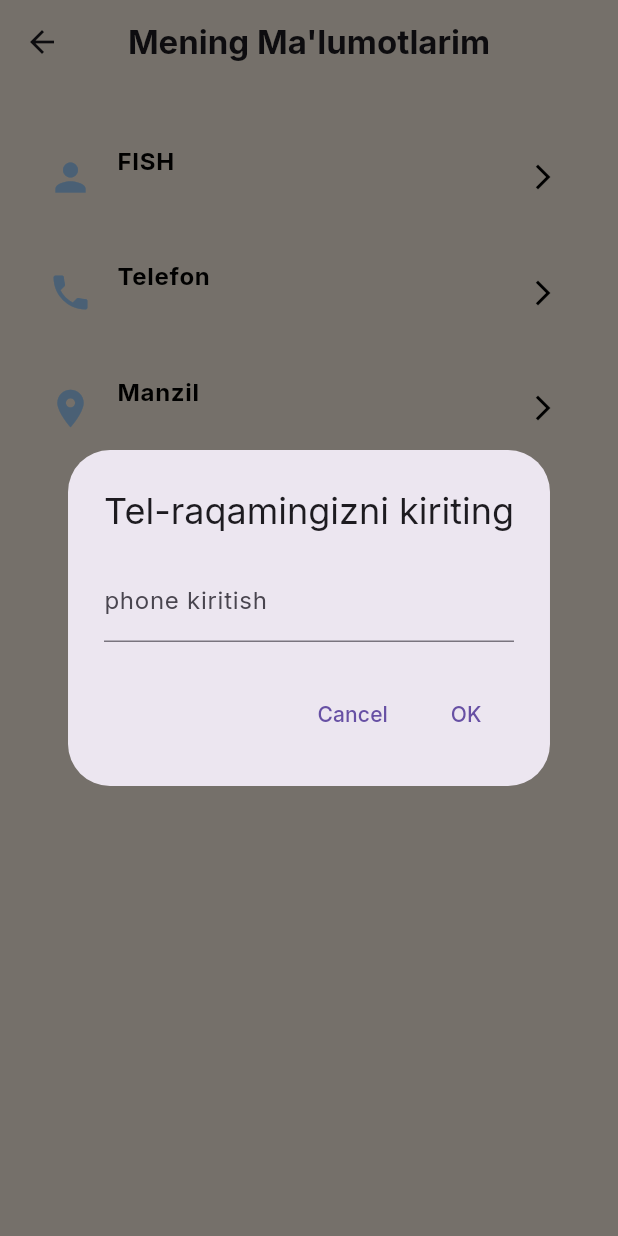
After one commit to MrXon7/onlinesavdo, a Flutter app: the AboutUser screen opened directly, after a tap on "Telefon", on a phone screen of 412 x 824 dp. The commit adds this screen. Run offline on Flutter 3.47's test engine with Material 3 defaults, Android fonts, the phone set to English and light mode, and no system bars; our stand-ins replace cloud_firestore, firebase_core, google_fonts, image_picker; accounts and stored records are empty.

Commit message:
Shaxsiy malumotlar yangilandi

```diff
--- /dev/null
+++ b/lib/presentation/pages/aboutUser.dart
@@ -0,0 +1,54 @@
+import 'package:flutter/material.dart';
+import 'package:google_fonts/google_fonts.dart';
+import 'package:online_savdo/presentation/providers/user_provider.dart';
+import 'package:online_savdo/presentation/widgets/shaxsiyListTile.dart';
+import 'package:online_savdo/presentation/widgets/showInputDialog.dart';
+import 'package:provider/provider.dart';
+
+class AboutUser extends StatelessWidget {
+  const AboutUser({super.key});
+
+  @override
+  Widget build(BuildContext context) {
+    final userProvider = Provider.of<UserProvider>(context);
+    final user = userProvider.user;
+    return Scaffold(
+      appBar: AppBar(
+        title: Text(
+          "Mening Ma'lumotlarim",
+          style: GoogleFonts.inter(fontWeight: FontWeight.bold),
+        ),
+        centerTitle: true,
+      ),
+      body: Padding(
+        padding: const EdgeInsets.all(16.0),
+        child: Column(
+          crossAxisAlignment: CrossAxisAlignment.start,
+          children: [
+            const SizedBox(height: 10),
+            ShaxsiyListTile(
+                title: "FISH",
+                subtitle: user!.name,
+                icon: Icons.person,
+                onTap: () =>
+                    ShowInputDialog(context, "name", "Ismingizni kiriting")),
+            const SizedBox(height: 5),
+            ShaxsiyListTile(
+                title: "Telefon",
+                subtitle: user.phone,
+                icon: Icons.phone,
+                onTap: () => ShowInputDialog(
+                    context, "phone", "Tel-raqamingizni kiriting")),
+            const SizedBox(height: 5),
+            ShaxsiyListTile(
+                title: "Manzil ",
+                subtitle: user.address,
+                icon: Icons.location_on,
+                onTap: () => ShowInputDialog(
+                    context, "address", "Manzilingizni kiriting")),
+          ],
+        ),
+      ),
+    );
+  }
+}
--- /dev/null
+++ b/lib/presentation/widgets/shaxsiyListTile.dart
@@ -0,0 +1,44 @@
+import 'package:flutter/material.dart';
+import 'package:google_fonts/google_fonts.dart';
+import 'package:online_savdo/core/constants/colors.dart';
+
+class ShaxsiyListTile extends StatelessWidget {
+  final String title;
+  final String subtitle;
+  final IconData icon;
+  final VoidCallback onTap;
+  const ShaxsiyListTile(
+      {super.key,
+      required this.title,
+      required this.subtitle,
+      required this.icon,
+      required this.onTap});
+
+  @override
+  Widget build(BuildContext context) {
+    return ListTile(
+      onTap: onTap,
+      leading: Icon(icon, color: SweetShopColors.iceCreamColor, size: 30),
+      title: Text(
+        title,
+        style: GoogleFonts.inter(
+          fontSize: 16,
+          fontWeight: FontWeight.bold,
+          color: Colors.black,
+        ),
+      ),
+      subtitle: Text(
+        subtitle,
+        style: const TextStyle(
+          fontSize: 14,
+          color: Colors.grey,
+        ),
+      ),
+      trailing: const Icon(
+        Icons.arrow_forward_ios,
+        color: Colors.black,
+        size: 20,
+      ),
+    );
+  }
+}
--- /dev/null
+++ b/lib/presentation/widgets/showInputDialog.dart
@@ -0,0 +1,93 @@
+import 'package:flutter/material.dart';
+import 'package:online_savdo/presentation/providers/user_provider.dart';
+import 'package:provider/provider.dart';
+
+void ShowInputDialog(BuildContext context, String field, String content) {
+  TextEditingController textController = TextEditingController();
+  String errorText = '';
+
+  void validateInput( ) {
+    if (field == 'name') {
+      if (textController.text.isEmpty) {
+        errorText = 'Ma\'lumot kiritilishi shart!';
+      } else if (textController.text.length < 3) {
+        errorText = 'Ism kamida 3 ta belgidan iborat bo\'lishi kerak!';
+      } else {
+        errorText = '';
+      }
+    } else if (field == 'address') {
+      if (textController.text.isEmpty) {
+        errorText = 'Ma\'lumot kiritilishi shart!';
+      } else if (textController.text.length < 5) {
+        errorText = 'Kamida 5 ta belgi kiritish kerak!';
+      } else {
+        errorText = '';
+      }
+    } else if (field == 'phone') {
+      final pattern = r'^\+998[0-9]{9}$';
+      final regExp = RegExp(pattern);
+      String phone = "+998${textController.text}";
+      if (textController.text.isEmpty) {
+        errorText = 'Ma\'lumot kiritilishi shart!';
+      } else if (!regExp.hasMatch(phone)) {
+        errorText = "Tel-raqamni 941234567 kabi kiriting";
+      } else {
+        errorText = '';
+      }
+    }
+  }
+
+  showDialog(
+    context: context,
+    builder: (context) {
+      return AlertDialog(
+        title: Text(content),
+        content: StatefulBuilder(builder: (BuildContext context, StateSetter setState) {
+          return Column(
+            mainAxisSize: MainAxisSize.min,
+            children: [
+              TextField(
+                controller: textController,
+                decoration: InputDecoration(
+                    labelText: "$field kiritish",
+                    errorText: errorText.isEmpty ? null : errorText,
+                    ),
+
+                onChanged: (value) {
+                  setState(() {
+                    validateInput();
+                  });
+                },
+              ),
+            ],
+          );
+        }),
+        actions: <Widget>[
+          TextButton(
+            onPressed: () {
+              Navigator.of(context).pop();
+            },
+            child: Text('Cancel'),
+          ),
+          StatefulBuilder(builder: (BuildContext context, StateSetter setState) {
+            return TextButton(
+              onPressed: () {
+                setState(() {
+                  validateInput();
+                });
+
+                if (errorText.isEmpty) {
+                  Provider.of<UserProvider>(context, listen: false)
+                      .updateProfile(field, textController.text);
+                      Navigator.of(context).pop();
+                }
+
+              },
+              child: Text('OK'),
+            );
+          }),
+        ],
+      );
+    },
+  );
+}
```
Also changed, not shown: lib/presentation/pages/profile.dart (+8 -4 lines), lib/presentation/providers/cart_provider.dart (+9 -0 lines), lib/presentation/providers/user_provider.dart (+16 -2 lines).
